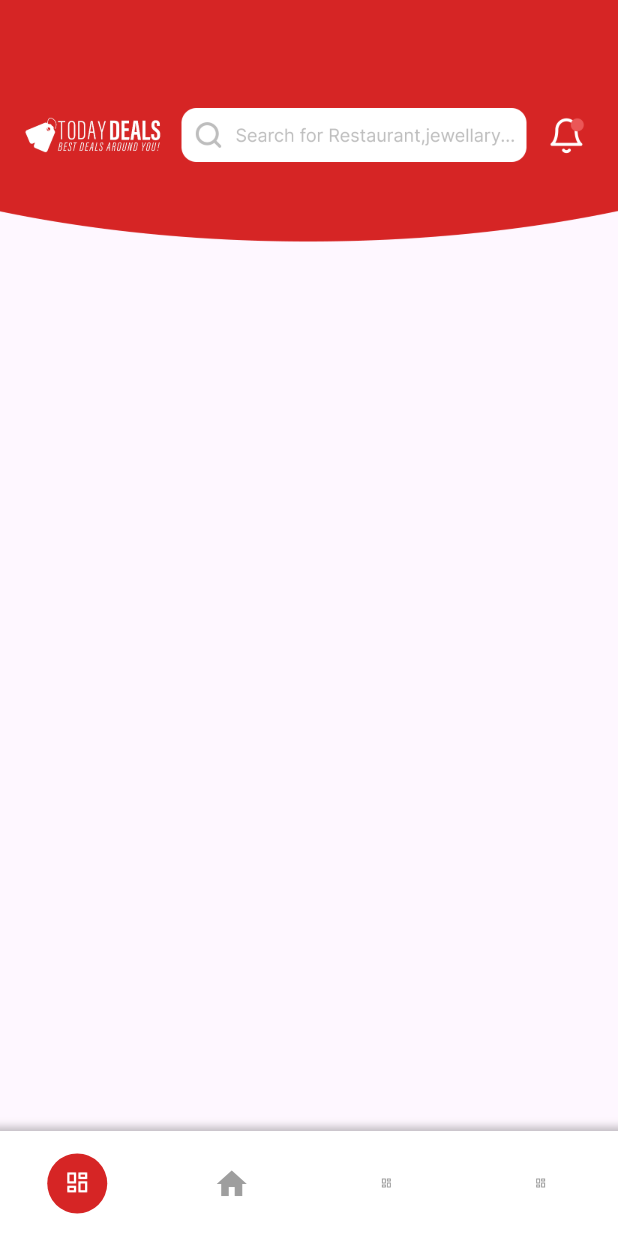
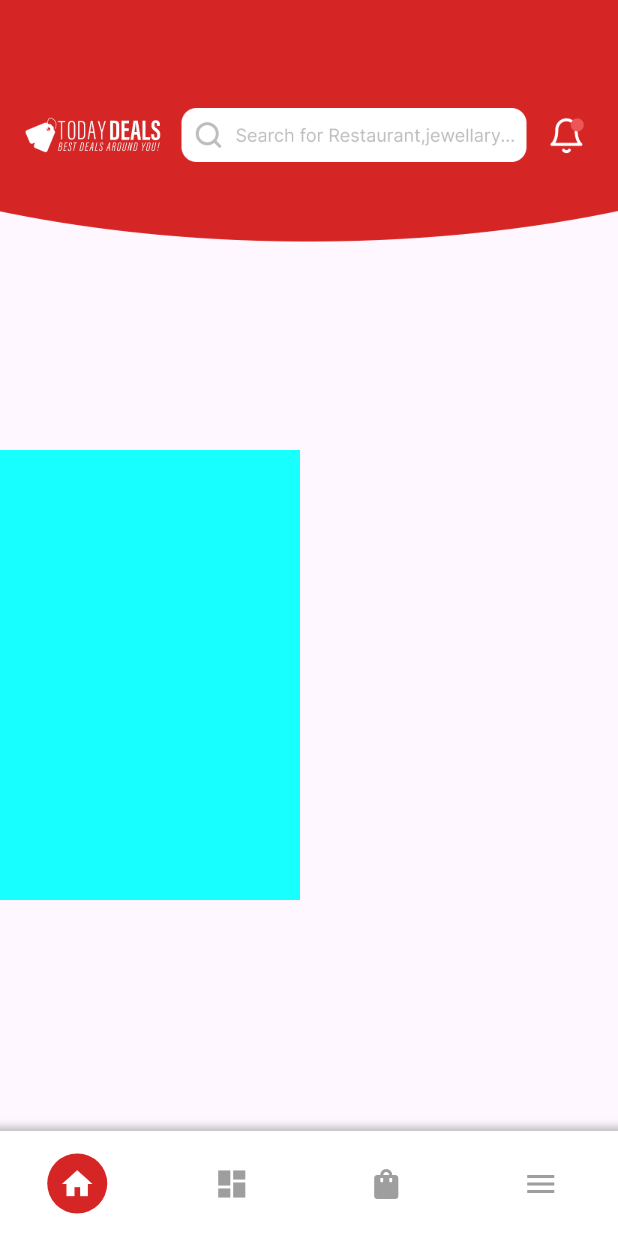
Before and after one commit to MSudaisdev05/my-first-app, a Flutter app: the screen it shows after launch, on a phone screen of 412 x 824 dp. Run offline on Flutter 3.47's test engine with Material 3 defaults, Android fonts, the phone set to English and light mode, and no system bars.

Commit message:
container

```diff
--- a/lib/main.dart
+++ b/lib/main.dart
@@ -1,3 +1,5 @@
+// ignore_for_file: unused_import
+
 import 'package:first_app/ui/root/root_scrreen.dart';
 import 'package:first_app/ui/screens/auth/homescreen.dart';
 import 'package:first_app/ui/screens/auth/splash_screen.dart';
--- a/lib/ui/custom_widgets/custombutton.dart
+++ b/lib/ui/custom_widgets/custombutton.dart
@@ -1,3 +1,5 @@
+// ignore_for_file: must_be_immutable, use_key_in_widget_constructors, sized_box_for_whitespace
+
 import 'package:first_app/core/constatns/colors.dart';
 import 'package:first_app/ui/screens/auth/homescreen.dart';
 import 'package:flutter/material.dart';
--- a/lib/ui/root/root_scrreen.dart
+++ b/lib/ui/root/root_scrreen.dart
@@ -54,13 +54,17 @@ class _RootScreenState extends State<RootScreen> {
                 radius: 20,
                 backgroundColor:
                     selectedIndex == 0 ? primeryColor : Colors.transparent,
-                child: Image.asset(
-                  "$iconsAssets/botm2.png",
-                  color: selectedIndex == 0 ? Colors.white : gryColor,
-                  scale: 1,
+                // child: Image.asset(
+                //   "$iconsAssets/botm2.png",
+                // color: selectedIndex == 1 ? Colors.white : gryColor,
+                // scale: 3,
+                child: Icon(
+                  Icons.home,
+                  color: selectedIndex == 0 ? whiteColor : gryColor,
                 ),
               ),
             ),
+
             GestureDetector(
               onTap: () {
                 setState(() {
@@ -76,8 +80,8 @@ class _RootScreenState extends State<RootScreen> {
                 // color: selectedIndex == 1 ? Colors.white : gryColor,
                 // scale: 3,
                 child: Icon(
-                  Icons.home,
-                  color: selectedIndex == 1 ? whiteColor : gryColor,
+                  Icons.dashboard,
+                  color: selectedIndex == 1 ? Colors.white : gryColor,
                 ),
               ),
             ),
@@ -92,10 +96,10 @@ class _RootScreenState extends State<RootScreen> {
                 radius: 20,
                 backgroundColor:
                     selectedIndex == 2 ? primeryColor : Colors.transparent,
-                child: Image.asset(
-                  "$iconsAssets/botm2.png",
+                child: Icon(
+                  Icons.shopping_bag,
                   color: selectedIndex == 2 ? Colors.white : gryColor,
-                  scale: 3,
+
                 ),
               ),
             ),
@@ -109,10 +113,10 @@ class _RootScreenState extends State<RootScreen> {
                 radius: 20,
                 backgroundColor:
                     selectedIndex == 3 ? primeryColor : Colors.transparent,
-                child: Image.asset(
-                  "$iconsAssets/botm2.png",
+                child: Icon(
+                  Icons.menu,
                   color: selectedIndex == 3 ? Colors.white : gryColor,
-                  scale: 3,
+
                 ),
               ),
             ),
--- a/lib/ui/screens/auth/homescreen.dart
+++ b/lib/ui/screens/auth/homescreen.dart
@@ -8,8 +8,12 @@ class Homescreen extends StatelessWidget {
     return Scaffold(
       appBar: AppBar(
         toolbarHeight: 300,
-        flexibleSpace: Image.asset("assets/static_assets/appbar.png"),
+        flexibleSpace: Image.asset(
+          "assets/static_assets/appbar.png",
+          fit: BoxFit.fill,
+        ),
       ),
+      body: Container(color: Colors.cyanAccent, height: 300, width: 200),
     );
   }
 }
--- a/lib/ui/screens/auth/splash_screen.dart
+++ b/lib/ui/screens/auth/splash_screen.dart
@@ -1,3 +1,5 @@
+// ignore_for_file: use_key_in_widget_constructors
+
 import 'dart:async';
 
 import 'package:first_app/ui/screens/auth/login_screen.dart';
```
Also changed, not shown: lib/ui/screens/auth/Setting.dart (+16 -10 lines), assets/icons_assets/botm3.png (added).
